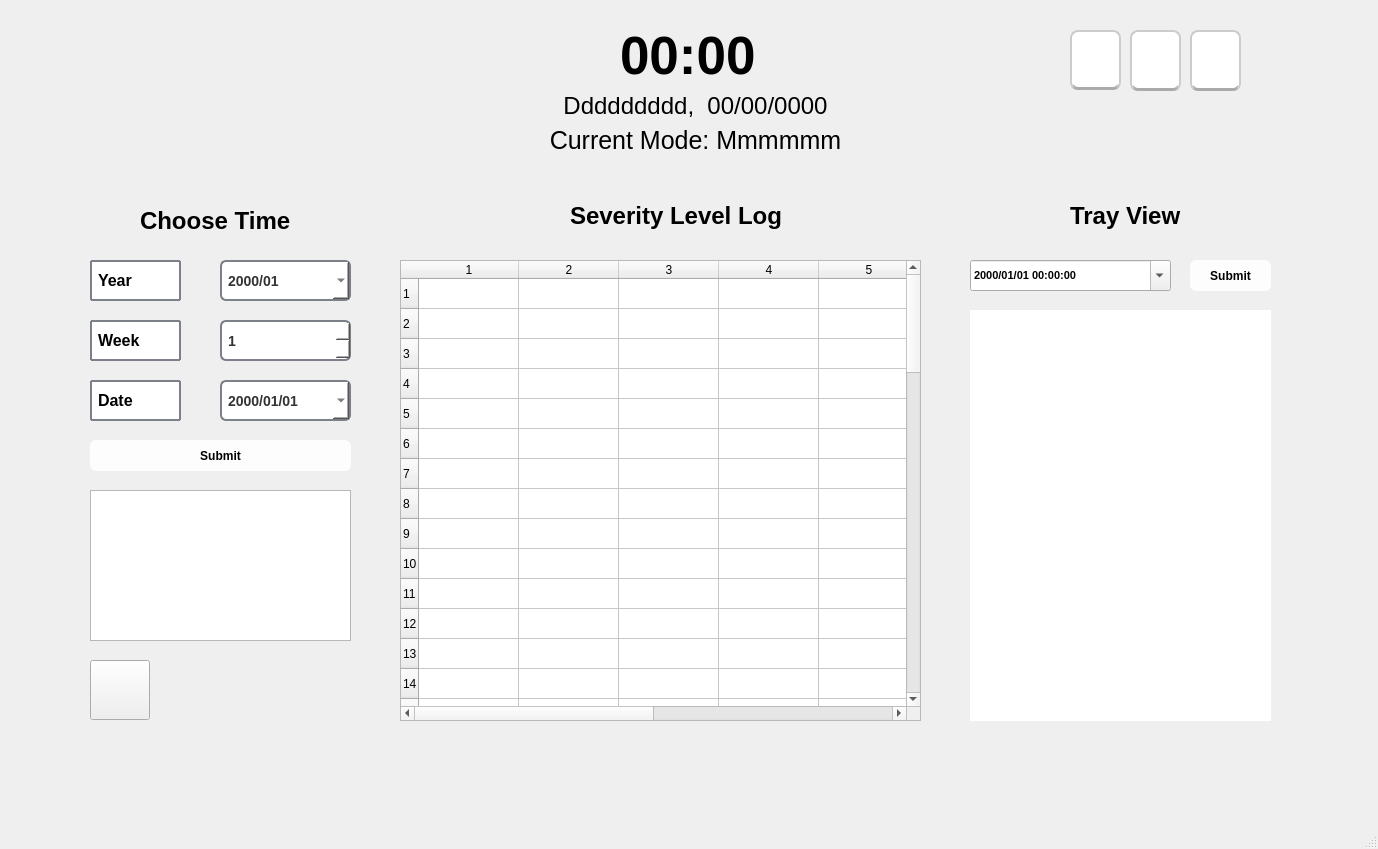
Qt form UI/main-landscape-high-finalv3.ui (nazzhrf/PGC-inverter-onsite) before a commit.
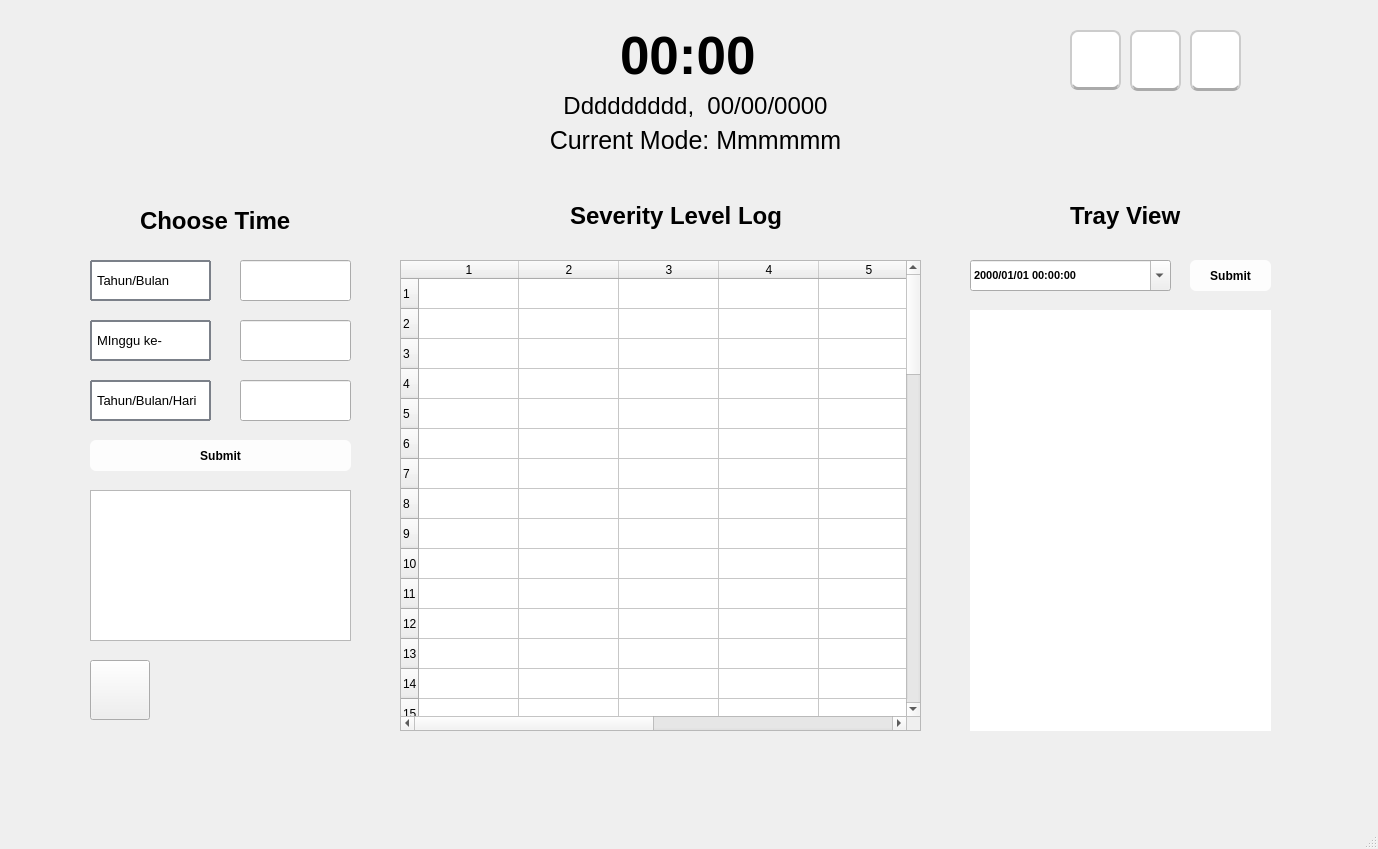
The same form after that commit. The open tabs and pages were chosen to show the change. Icons and pictures are not drawn.

Commit message: Change QDateEdit to QLineEdit

Diff of the .ui file:
```diff
--- a/UI/main-landscape-high-finalv3.ui
+++ b/UI/main-landscape-high-finalv3.ui
@@ -3815,7 +3815,7 @@
         <x>330</x>
         <y>90</y>
         <width>521</width>
-        <height>461</height>
+        <height>471</height>
        </rect>
       </property>
       <property name="rowCount">
@@ -3899,7 +3899,7 @@
         <x>900</x>
         <y>140</y>
         <width>301</width>
-        <height>411</height>
+        <height>421</height>
        </rect>
       </property>
       <property name="styleSheet">
@@ -3933,15 +3933,15 @@
        <rect>
         <x>20</x>
         <y>90</y>
-        <width>91</width>
+        <width>121</width>
         <height>41</height>
        </rect>
       </property>
       <property name="font">
        <font>
-        <pointsize>12</pointsize>
-        <weight>75</weight>
-        <bold>true</bold>
+        <pointsize>10</pointsize>
+        <weight>50</weight>
+        <bold>false</bold>
        </font>
       </property>
       <property name="styleSheet">
@@ -3955,70 +3955,26 @@
 </string>
       </property>
       <property name="text">
-       <string>Year</string>
+       <string>Tahun/Bulan</string>
       </property>
       <property name="wordWrap">
        <bool>true</bool>
       </property>
      </widget>
-     <widget class="QDateEdit" name="dateEdit">
-      <property name="geometry">
-       <rect>
-        <x>150</x>
-        <y>90</y>
-        <width>131</width>
-        <height>41</height>
-       </rect>
-      </property>
-      <property name="font">
-       <font>
-        <pointsize>-1</pointsize>
-        <weight>75</weight>
-        <bold>true</bold>
-       </font>
-      </property>
-      <property name="styleSheet">
-       <string notr="true">#QDateTimeEdit, QDateEdit, QSpinBox {
-    border: 2px solid #2E8B57;
-    border-radius: 6px;
-    padding: 4px;
-    background-color: #ffffff;
-    color: #333333;
-    font-size: 14px;
-    border-color: rgb(123, 128, 137);
-}</string>
-      </property>
-      <property name="maximumDateTime">
-       <datetime>
-        <hour>23</hour>
-        <minute>59</minute>
-        <second>59</second>
-        <year>9999</year>
-        <month>12</month>
-        <day>30</day>
-       </datetime>
-      </property>
-      <property name="displayFormat">
-       <string>yyyy/MM</string>
-      </property>
-      <property name="calendarPopup">
-       <bool>true</bool>
-      </property>
-     </widget>
      <widget class="QLabel" name="chooseWeek">
       <property name="geometry">
        <rect>
         <x>20</x>
         <y>150</y>
-        <width>91</width>
+        <width>121</width>
         <height>41</height>
        </rect>
       </property>
       <property name="font">
        <font>
-        <pointsize>12</pointsize>
-        <weight>75</weight>
-        <bold>true</bold>
+        <pointsize>10</pointsize>
+        <weight>50</weight>
+        <bold>false</bold>
        </font>
       </property>
       <property name="styleSheet">
@@ -4032,46 +3988,12 @@
 </string>
       </property>
       <property name="text">
-       <string>Week</string>
+       <string>MInggu ke-</string>
       </property>
       <property name="wordWrap">
        <bool>true</bool>
       </property>
      </widget>
-     <widget class="QSpinBox" name="weekEdit">
-      <property name="geometry">
-       <rect>
-        <x>150</x>
-        <y>150</y>
-        <width>131</width>
-        <height>41</height>
-       </rect>
-      </property>
-      <property name="font">
-       <font>
-        <pointsize>-1</pointsize>
-        <weight>75</weight>
-        <bold>true</bold>
-       </font>
-      </property>
-      <property name="styleSheet">
-       <string notr="true">#QDateTimeEdit, QDateEdit, QSpinBox {
-    border: 2px solid #2E8B57;
-    border-radius: 6px;
-    padding: 4px;
-    background-color: #ffffff;
-    color: #333333;
-    font-size: 14px;
-    border-color: rgb(123, 128, 137);
-}</string>
-      </property>
-      <property name="minimum">
-       <number>1</number>
-      </property>
-      <property name="maximum">
-       <number>4</number>
-      </property>
-     </widget>
      <widget class="QPushButton" name="submitDateTime">
       <property name="geometry">
        <rect>
@@ -4267,15 +4189,15 @@
        <rect>
         <x>20</x>
         <y>210</y>
-        <width>91</width>
+        <width>121</width>
         <height>41</height>
        </rect>
       </property>
       <property name="font">
        <font>
-        <pointsize>12</pointsize>
-        <weight>75</weight>
-        <bold>true</bold>
+        <pointsize>10</pointsize>
+        <weight>50</weight>
+        <bold>false</bold>
        </font>
       </property>
       <property name="styleSheet">
@@ -4289,56 +4211,12 @@
 </string>
       </property>
       <property name="text">
-       <string>Date</string>
+       <string>Tahun/Bulan/Hari</string>
       </property>
       <property name="wordWrap">
        <bool>true</bool>
       </property>
      </widget>
-     <widget class="QDateEdit" name="dateEdit_2">
-      <property name="geometry">
-       <rect>
-        <x>150</x>
-        <y>210</y>
-        <width>131</width>
-        <height>41</height>
-       </rect>
-      </property>
-      <property name="font">
-       <font>
-        <pointsize>-1</pointsize>
-        <weight>75</weight>
-        <bold>true</bold>
-       </font>
-      </property>
-      <property name="styleSheet">
-       <string notr="true">#QDateTimeEdit, QDateEdit, QSpinBox {
-    border: 2px solid #2E8B57;
-    border-radius: 6px;
-    padding: 4px;
-    background-color: #ffffff;
-    color: #333333;
-    font-size: 14px;
-    border-color: rgb(123, 128, 137);
-}</string>
-      </property>
-      <property name="maximumDateTime">
-       <datetime>
-        <hour>23</hour>
-        <minute>59</minute>
-        <second>59</second>
-        <year>9999</year>
-        <month>12</month>
-        <day>30</day>
-       </datetime>
-      </property>
-      <property name="displayFormat">
-       <string>yyyy/MM/dd</string>
-      </property>
-      <property name="calendarPopup">
-       <bool>true</bool>
-      </property>
-     </widget>
      <widget class="QListWidget" name="dateAndTimeList">
       <property name="geometry">
        <rect>
@@ -4349,6 +4227,72 @@
        </rect>
       </property>
      </widget>
+     <widget class="QLineEdit" name="yearMonthLine">
+      <property name="geometry">
+       <rect>
+        <x>170</x>
+        <y>90</y>
+        <width>111</width>
+        <height>41</height>
+       </rect>
+      </property>
+      <property name="styleSheet">
+       <string notr="true">#QDateTimeEdit, QDateEdit, QSpinBox, yearMonthLine {
+    border: 20px solid #2E8B57;
+    border-radius: 6px;
+    padding: 4px;
+    background-color: #ffffff;
+    color: #333333;
+    font-size: 14px;
+    border-color: rgb(123, 128, 137);
+}</string>
+      </property>
+      <property name="text">
+       <string/>
+      </property>
+     </widget>
+     <widget class="QLineEdit" name="yearMonthLine_2">
+      <property name="geometry">
+       <rect>
+        <x>170</x>
+        <y>150</y>
+        <width>111</width>
+        <height>41</height>
+       </rect>
+      </property>
+      <property name="styleSheet">
+       <string notr="true">#QDateTimeEdit, QDateEdit, QSpinBox, yearMonthLine, yearMonthLine_2 {
+    border: 20px solid #2E8B57;
+    border-radius: 6px;
+    padding: 4px;
+    background-color: #ffffff;
+    color: #333333;
+    font-size: 14px;
+    border-color: rgb(123, 128, 137);
+}</string>
+      </property>
+     </widget>
+     <widget class="QLineEdit" name="yearMonthLine_3">
+      <property name="geometry">
+       <rect>
+        <x>170</x>
+        <y>210</y>
+        <width>111</width>
+        <height>41</height>
+       </rect>
+      </property>
+      <property name="styleSheet">
+       <string notr="true">#QDateTimeEdit, QDateEdit, QSpinBox, yearMonthLine, yearMonthLine_2 {
+    border: 20px solid #2E8B57;
+    border-radius: 6px;
+    padding: 4px;
+    background-color: #ffffff;
+    color: #333333;
+    font-size: 14px;
+    border-color: rgb(123, 128, 137);
+}</string>
+      </property>
+     </widget>
     </widget>
    </widget>
    <widget class="QLabel" name="actualTime">
```
The commit also changes 1 other file.
